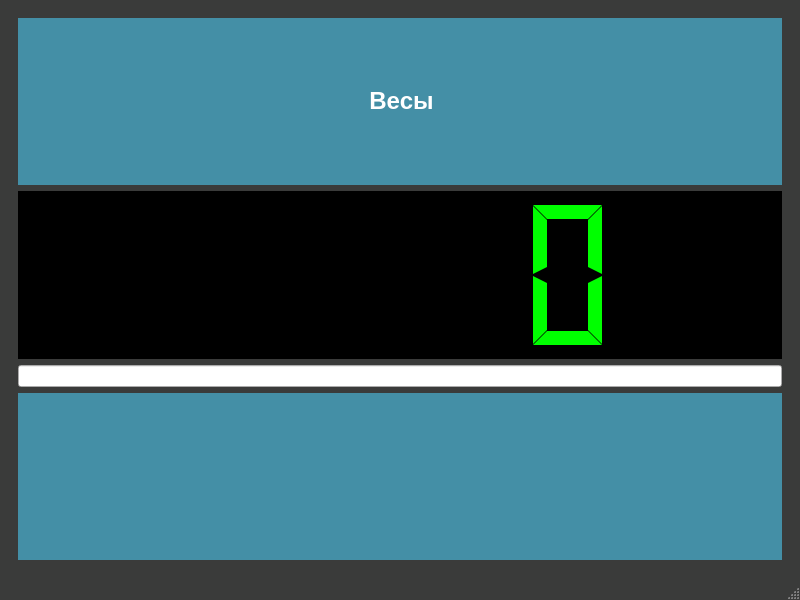
Before: the Qt Designer form scales/uis/scaleTerminal.ui in krsnvss/beetstock, drawn with Qt 5.
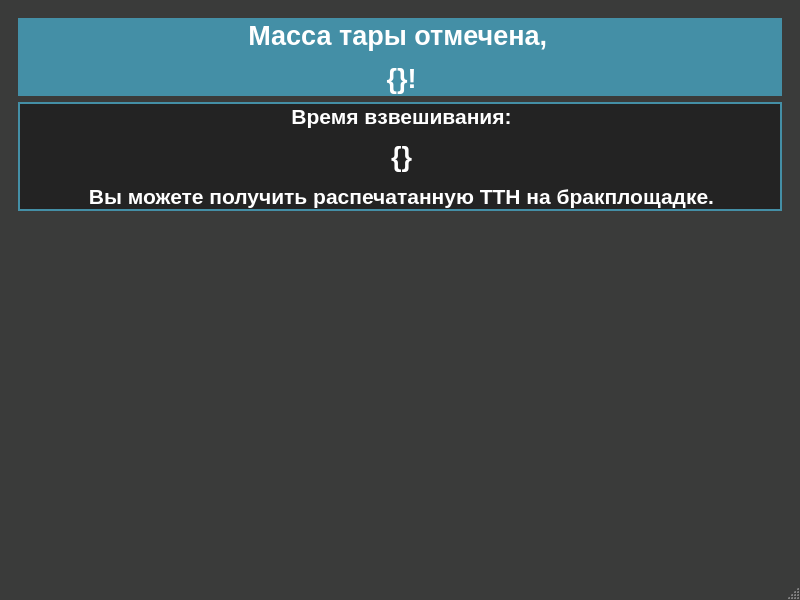
After: the same form once the commit is applied. The open tabs and pages were chosen to show the change. Icons and pictures are not drawn.

```diff
--- a/scales/uis/scaleTerminal.ui
+++ b/scales/uis/scaleTerminal.ui
@@ -402,6 +402,44 @@
         </item>
        </layout>
       </widget>
+      <widget class="QWidget" name="page_2">
+       <layout class="QVBoxLayout" name="verticalLayout_6">
+        <item>
+         <widget class="QLabel" name="successHeaderLabel_2">
+          <property name="text">
+           <string>&lt;html&gt;&lt;head/&gt;&lt;body&gt;&lt;p align=&quot;center&quot;&gt;&lt;span style=&quot; font-size:20pt; font-weight:600;&quot;&gt;Масса тары отмечена, &lt;/span&gt;&lt;/p&gt;&lt;p align=&quot;center&quot;&gt;&lt;span style=&quot; font-size:20pt; font-weight:600;&quot;&gt;{}!&lt;/span&gt;&lt;/p&gt;&lt;/body&gt;&lt;/html&gt;</string>
+          </property>
+         </widget>
+        </item>
+        <item>
+         <widget class="QLabel" name="successMiddleLabel_2">
+          <property name="styleSheet">
+           <string notr="true">QLabel{
+	background-color:rgb(35, 35, 35);
+	color:rgb(255, 255, 255);
+	font-weight:bold
+}</string>
+          </property>
+          <property name="text">
+           <string>&lt;html&gt;&lt;head/&gt;&lt;body&gt;&lt;p align=&quot;center&quot;&gt;&lt;span style=&quot; font-size:16pt;&quot;&gt;Время взвешивания:&lt;/span&gt;&lt;/p&gt;&lt;p align=&quot;center&quot;&gt;&lt;span style=&quot; font-size:20pt;&quot;&gt;{}&lt;/span&gt;&lt;/p&gt;&lt;p align=&quot;center&quot;&gt;&lt;span style=&quot; font-size:16pt;&quot;&gt;Вы можете получить распечатанную ТТН на бракплощадке.&lt;/span&gt;&lt;/p&gt;&lt;/body&gt;&lt;/html&gt;</string>
+          </property>
+         </widget>
+        </item>
+        <item>
+         <spacer name="verticalSpacer_5">
+          <property name="orientation">
+           <enum>Qt::Vertical</enum>
+          </property>
+          <property name="sizeHint" stdset="0">
+           <size>
+            <width>20</width>
+            <height>40</height>
+           </size>
+          </property>
+         </spacer>
+        </item>
+       </layout>
+      </widget>
      </widget>
     </item>
    </layout>
```
Left out of the diff: 4 changed lines with no effect on the pictures.
